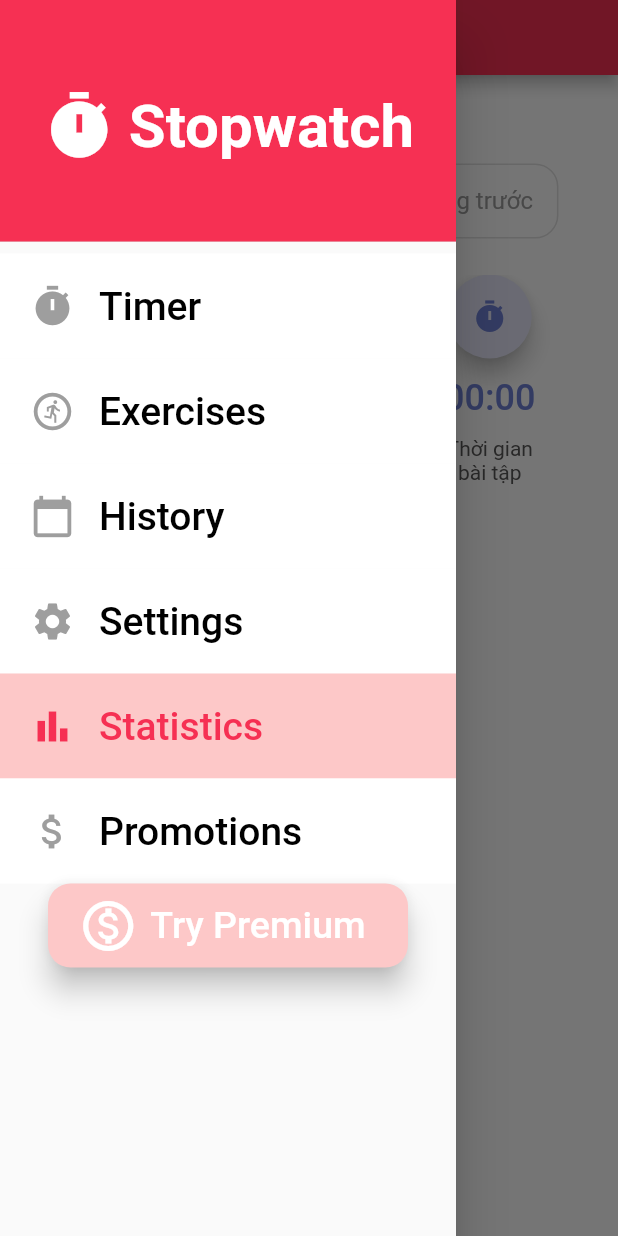
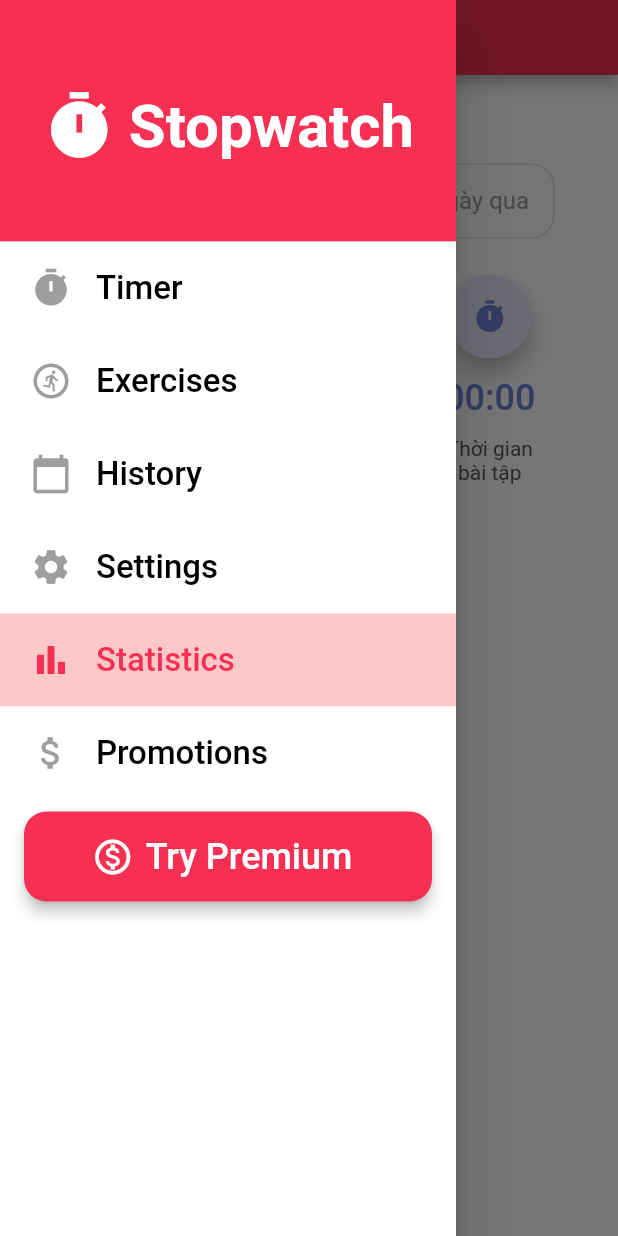
Before and after one commit to AlexPham19/Exercise_Timer_App, a Flutter app: the Statistics screen opened by its route, with the side drawer open, on a phone screen of 412 x 824 dp. Run offline on Flutter 3.47's test engine with Material 2 defaults, Android fonts, the light colour scheme and no system bars; our stand-ins replace flutter_local_notifications, flutter_native_timezone, flutter_tts, hive, hive_flutter, just_audio and 1 more; missing offline and left inert: flutter_material_pickers; accounts and stored records are empty.

Commit message:
fix drawer, welcome page, and bugs at statistics

```diff
--- a/lib/main.dart
+++ b/lib/main.dart
@@ -45,7 +45,7 @@ class MyApp extends StatelessWidget {
       debugShowCheckedModeBanner: false,
       home: WelcomePage(),
       title: "Timer App",
-      initialRoute: "/welcome",
+      initialRoute: WelcomePage.id,
       routes: <String, WidgetBuilder>{
         "/welcome": (BuildContext context) => new WelcomePage(),
         "/exercises": (BuildContext context) => new Exercises(),
--- a/lib/screens/exercises.dart
+++ b/lib/screens/exercises.dart
@@ -21,6 +21,10 @@ class _ExercisesState extends State<Exercises> {
   TextEditingController textToChangeMin = new TextEditingController(text: '00'),
       textToChangeSec = new TextEditingController(text: '30');
 
+  @override
+  void initState() {
+    super.initState();
+  }
   @override
   Widget build(BuildContext context) {
     return Scaffold(
--- a/lib/screens/statistics.dart
+++ b/lib/screens/statistics.dart
@@ -46,38 +46,33 @@ class _StatisticsState extends State<Statistics> {
     totalDays30Days = 0;
     totalExercises30Days = 0;
     totalDurations30Days = 0;
-    if (hiveBox.length == 1) {
+
+    if (hiveBox.length == 1 &&
+        isTheSameDay(hiveBox.getAt(0).date, DateTime.now())) {
       setState(() {
         numberConsecutiveDate = 1;
       });
-    } else {
+    } else if (hiveBox.isNotEmpty) {
       for (int i = hiveBox.length - 1; i > 0; i--) {
         if (i == hiveBox.length - 1) {
-          if (hiveBox.getAt(i).date.day == DateTime.now().day) {
+          if (isTheSameDay(hiveBox.getAt(i).date, DateTime.now())) {
+            print('true');
             setState(() {
               numberConsecutiveDate = 1;
             });
-          } else
-            break;
           }
-        if (daysBetween(hiveBox.getAt(i).date, hiveBox.getAt(i - 1).date)
-                .abs() <=
-            1) {
-          if (daysBetween(hiveBox.getAt(i).date.subtract(Duration(days: 1)),
-                  hiveBox.getAt(i - 1).date) ==
-              0) {
+        }
+        if (isBeforeXDays(
+            hiveBox.getAt(i).date, hiveBox.getAt(i - 1).date, 1)) {
           setState(() {
             numberConsecutiveDate += 1;
           });
         }
-        } else
-          break;
       }
     }
 
     for (int i = 0; i < hiveBox.length; i++) {
-      if (daysBetween(hiveBox.getAt(i).date, DateTime.now()) == 0 &&
-          hiveBox.getAt(i).date.day == DateTime.now().day) {
+      if (isTheSameDay(hiveBox.getAt(i).date, DateTime.now())) {
         setState(() {
           totalDurations +=
               int.parse(hiveBox.getAt(i).durationSeconds.toString());
@@ -92,7 +87,10 @@ class _StatisticsState extends State<Statistics> {
           hiveBox.getAt(i).date.day !=
               DateTime.now().subtract(Duration(days: 30))) {
         setState(() {
+          if (i > 0) {
+            if (!isTheSameDay(hiveBox.getAt(i).date, hiveBox.getAt(i - 1).date))
               totalDays30Days += 1;
+          } else if (i == 0) totalDays30Days += 1;
           totalDurations30Days +=
               int.parse(hiveBox.getAt(i).durationSeconds.toString());
           totalExercises30Days = totalExercises30Days +
@@ -106,7 +104,11 @@ class _StatisticsState extends State<Statistics> {
           hiveBox.getAt(i).date.day !=
               DateTime.now().subtract(Duration(days: 7))) {
         setState(() {
+          print(hiveBox.getAt(i).date.toString() + "!");
+          if (i > 0) {
+            if (!isTheSameDay(hiveBox.getAt(i).date, hiveBox.getAt(i - 1).date))
               totalDays7Days += 1;
+          } else if (i == 0) totalDays7Days += 1;
           totalDurations7Days +=
               int.parse(hiveBox.getAt(i).durationSeconds.toString());
           totalExercises7Days = totalExercises7Days +
@@ -116,7 +118,8 @@ class _StatisticsState extends State<Statistics> {
       }
     }
 
-
+    print('Total Days for 7 Days = ' + totalDays7Days.toString());
+    print('Total Days for 30 Days = ' + totalDays30Days.toString());
     super.initState();
   }
 
@@ -192,7 +195,7 @@ class _StatisticsState extends State<Statistics> {
                         Padding(
                           padding: const EdgeInsets.symmetric(
                               horizontal: 16.0, vertical: 8.0),
-                          child: Text("Đến Ngày"),
+                          child: Text("Hôm nay"),
                         ),
                         InkWell(
                           onTap: () {
@@ -203,7 +206,7 @@ class _StatisticsState extends State<Statistics> {
                           child: Padding(
                             padding: const EdgeInsets.symmetric(
                                 horizontal: 16.0, vertical: 8.0),
-                            child: Text("Tuần trước"),
+                            child: Text("7 ngày qua"),
                           ),
                         ),
                         InkWell(
@@ -215,7 +218,7 @@ class _StatisticsState extends State<Statistics> {
                           child: Padding(
                             padding: const EdgeInsets.symmetric(
                                 horizontal: 16.0, vertical: 8.0),
-                            child: Text("Tháng trước"),
+                            child: Text("30 ngày qua"),
                           ),
                         ),
                       ],
@@ -244,7 +247,7 @@ class _StatisticsState extends State<Statistics> {
                     Container(
                       child: Center(
                         child: statisticsRow(
-                            1,
+                            totalDays7Days,
                             totalExercises7Days,
                             totalDurations7Days,
                             false), // dummy data. Mình chưa rõ cách tính
@@ -252,8 +255,11 @@ class _StatisticsState extends State<Statistics> {
                     ),
                     Container(
                       child: Center(
-                        child: statisticsRow(1, totalExercises30Days,
-                            totalDurations30Days, false), // Chưa rõ cách tính
+                        child: statisticsRow(
+                            totalDays30Days,
+                            totalExercises30Days,
+                            totalDurations30Days,
+                            false), // Chưa rõ cách tính
                       ),
                     )
                   ],
@@ -337,4 +343,14 @@ class _StatisticsState extends State<Statistics> {
     to = DateTime(to.year, to.month, to.day);
     return (to.difference(from).inHours / 24).round();
   }
+
+  bool isTheSameDay(DateTime from, DateTime to) {
+    return daysBetween(from, to) <= 1 && from.day == to.day;
   }
+
+  bool isBeforeXDays(DateTime from, DateTime to, int difference) {
+    return (daysBetween(from, to) <= difference - 1) &&
+        (isTheSameDay(from, to.subtract(Duration(days: difference))) ||
+            isTheSameDay(to, from.subtract(Duration(days: difference))));
+  }
+}
--- a/lib/widgets/drawer-tile.dart
+++ b/lib/widgets/drawer-tile.dart
@@ -3,6 +3,8 @@ import 'dart:ui';
 import 'package:flutter/cupertino.dart';
 import 'package:flutter/material.dart';
 import 'package:my_first_flutter_app/constants/Theme.dart';
+import 'package:my_first_flutter_app/screens/exercises.dart';
+import 'package:my_first_flutter_app/screens/welcome/welcome.dart';
 
 class DrawerTile extends StatelessWidget {
   final String title;
@@ -28,10 +30,15 @@ class DrawerTile extends StatelessWidget {
     return InkWell(
       onTap: () {
         if (currentRoute != route) {
-            if (Navigator.canPop(context))
+          if (currentRoute != WelcomePage.id)
             Navigator.of(context).pushReplacementNamed(route);
           else
             Navigator.pushNamed(context, route);
+          if(route == Exercises.id)
+            ScaffoldMessenger.of(context)
+              ..removeCurrentSnackBar()
+              ..showSnackBar(SnackBar(
+                  content: Text('This feature is currently under development!')));
         }
       },
       child: Container(
@@ -39,19 +46,20 @@ class DrawerTile extends StatelessWidget {
         padding: EdgeInsets.symmetric(vertical: 8, horizontal: 20.0),
         child: Row(
           children: [
-              Icon(icon, size: 30.0, color: customColorIcon),
+            Icon(icon, size: 28.0, color: customColorIcon),
             Container(
-                padding: EdgeInsets.only(left: 16, top: 12, bottom: 12),
+              padding: EdgeInsets.only(left: 16, top: 10, bottom: 10),
               child: Text(
                 title,
                 style: TextStyle(
                     color: customColorTitle,
                     fontWeight: FontWeight.w500,
-                      fontSize: 26.0),
+                    fontSize: 22.0),
               ),
             ),
           ],
         ),
-        ));
+      ),
+    );
   }
 }
--- a/lib/widgets/drawer.dart
+++ b/lib/widgets/drawer.dart
@@ -13,9 +13,12 @@ class MaterialDrawer extends StatelessWidget {
   Widget build(BuildContext context) {
     return Drawer(
       child: Container(
+        color: Colors.white,
         child: Column(
           children: [
-            DrawerHeader(
+            Container(
+              child: DrawerHeader(
+                margin: EdgeInsets.only(bottom: 0),
                 decoration: BoxDecoration(color: Themes.appBarTheme),
                 child: Container(
                   child: Row(
@@ -29,20 +32,29 @@ class MaterialDrawer extends StatelessWidget {
                           color: Colors.white,
                         ),
                       ),
-                    Text(
+                      Flexible(
+                        child: Text(
                           'Stopwatch',
                           style: TextStyle(
                               fontSize: 40.0,
                               color: Colors.white,
                               fontWeight: FontWeight.w600),
                         ),
+                      ),
                     ],
+                  ),
                 ),
               ),
             ),
             Expanded(
               child: Container(
+                child: NotificationListener<OverscrollIndicatorNotification>(
+                  onNotification: (overscroll) {
+                    overscroll.disallowGlow();
+                    return true;
+                  },
                   child: ListView(
+                    //padding: EdgeInsets.only(top: 0),
                     children: <Widget>[
                       DrawerTile(
                         title: 'Timer',
@@ -78,15 +90,16 @@ class MaterialDrawer extends StatelessWidget {
                           currentRoute: currentRoute),
                       Align(
                         alignment: FractionalOffset.bottomCenter,
-                      child: Padding(
-                        padding: EdgeInsets.only(bottom: 32, left: 32, right: 32),
+                        child: Container(
+                          margin: EdgeInsets.only(top: 8),
+                          padding: EdgeInsets.only(bottom: 32, left: 16, right: 16),
                           child: ElevatedButton(
                               onPressed: () {
                                 Navigator.pushNamed(context, '/try-premium');
                               },
                               style: ElevatedButton.styleFrom(
-                              primary: Color.fromRGBO(253, 200, 200, 1),
-                              elevation: 8.0,
+                                primary: Themes.appBarTheme,
+                                elevation: 4.0,
                                 padding: EdgeInsets.all(8.0),
                                 shape: RoundedRectangleBorder(borderRadius: BorderRadius.circular(15)),
                               ),
@@ -95,18 +108,19 @@ class MaterialDrawer extends StatelessWidget {
                                 children: [
                                   Icon(
                                     Icons.monetization_on_outlined,
-                                  size: 40.0,
+                                    size: 28.0,
                                   ),
                                   Container(
-                                  padding: EdgeInsets.symmetric(horizontal: 8.0),
+                                    padding: EdgeInsets.symmetric(horizontal: 8.0, vertical: 8),
                                     child: Text('Try Premium',
-                                      style: TextStyle(fontSize: 25.0)),
+                                        style: TextStyle(fontSize: 24.0)),
                                   ),
                                 ],
                               )),
                         ),
                       )
                     ],
+                  ),
                 ),
               ),
             )
--- a/pubspec.yaml
+++ b/pubspec.yaml
@@ -39,7 +39,6 @@ flutter_icons:
 
 flutter:
   assets:
-    - assets/fonts/
     - assets/img/
     - assets/icon/
     - assets/data/
```
Also changed, not shown: lib/screens/welcome/welcome.dart (+43 -7 lines), assets/fonts/Inter.ttf (deleted). Lines whose indentation alone changed are shown as unchanged.
